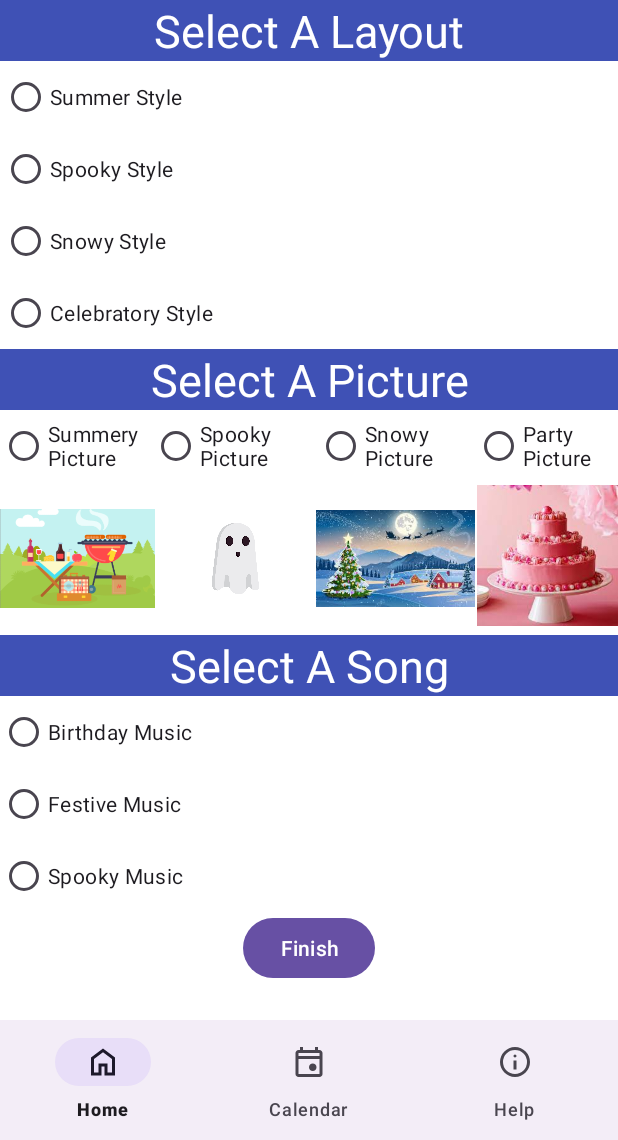
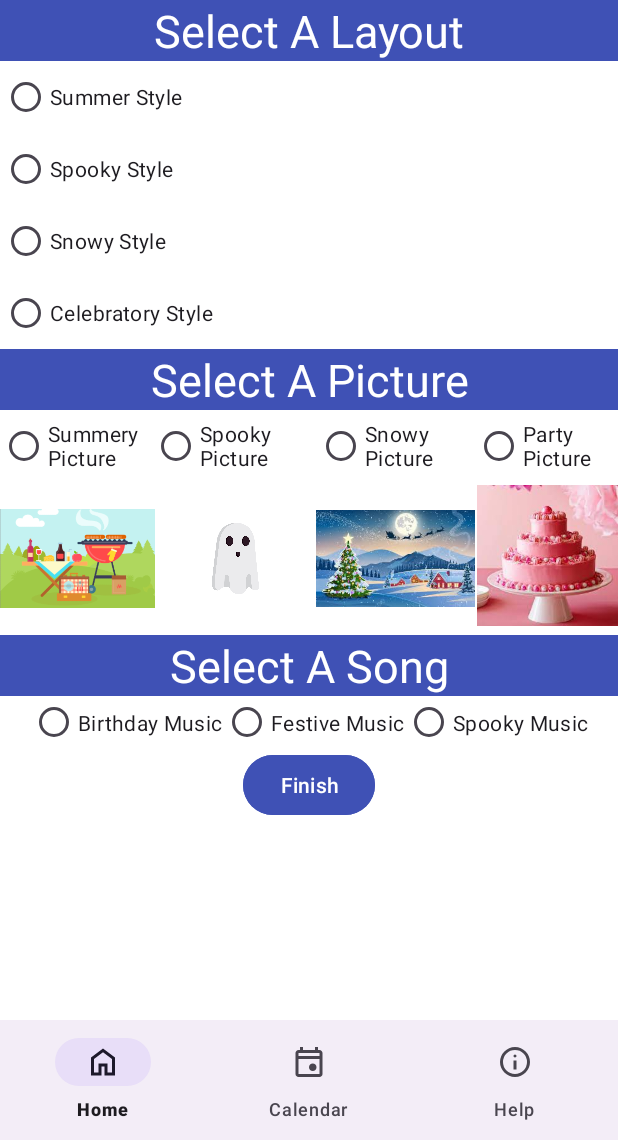
Before and after one commit to anthonyliang-8/Event-Invitation, an Android app: the fragment selectorFragment placed in its activity, on a phone screen of 412 x 824 dp, the part 96-1236 px from its top. Run offline under Robolectric (Android 15) with nearby library versions, the phone set to English and light mode, and no system bars; our stand-ins replace Room's generated code, navigation-ui; 11 statements that could not run were skipped.

Commit message:
Fixed home button issue and fixed fragment_selector layout issue

```diff
--- a/Event-Invitation-bryant/app/build.gradle.kts
+++ b/Event-Invitation-bryant/app/build.gradle.kts
@@ -34,8 +34,8 @@ android {
 
 dependencies {
     val nav_version = "2.5.2"
- //   val roomVersion = "2.4.0-alpha03"
-    val roomVersion = "2.3.0"
+    val roomVersion = "2.4.0-alpha03"   // use this version if on new mac chips
+ //   val roomVersion = "2.3.0"
     val appCompatVersion = "1.5.1"
     val lifecycleVersion = "2.3.1"
     val coreTestingVersion = "2.1.0"
--- a/Event-Invitation-bryant/app/src/main/java/com/example/event_invitation/MainActivity.java
+++ b/Event-Invitation-bryant/app/src/main/java/com/example/event_invitation/MainActivity.java
@@ -57,6 +57,9 @@ public class MainActivity extends AppCompatActivity {
         // create bottom navbar
         NavigationUI.setupWithNavController(binding.bottomNav, navController);
 
+        // returns to home on click
+        binding.bottomNav.setOnItemReselectedListener(item -> navController.popBackStack(R.id.welcomeFragment, false));
+
         //link “AppBarConfiguration” to the toolbar
         NavigationUI.setupWithNavController(materialToolbar, navController,appBarConfiguration);
     }
--- a/Event-Invitation-bryant/app/src/main/res/layout/fragment_selector.xml
+++ b/Event-Invitation-bryant/app/src/main/res/layout/fragment_selector.xml
@@ -150,27 +150,29 @@
 
     <RadioGroup
         android:id="@+id/radioGroup3"
-        android:layout_width="409dp"
+        android:layout_width="wrap_content"
         android:layout_height="wrap_content"
-        app:layout_constraintTop_toBottomOf="@+id/textView5"
-        tools:layout_editor_absoluteX="1dp">
+        android:orientation="horizontal"
+        app:layout_constraintEnd_toEndOf="parent"
+        app:layout_constraintStart_toStartOf="parent"
+        app:layout_constraintTop_toBottomOf="@+id/textView5">
 
         <RadioButton
             android:id="@+id/radioButton15"
             android:layout_width="match_parent"
-            android:layout_height="wrap_content"
+            android:layout_height="35dp"
             android:text="@string/music1" />
 
         <RadioButton
             android:id="@+id/radioButton14"
             android:layout_width="match_parent"
-            android:layout_height="wrap_content"
+            android:layout_height="35dp"
             android:text="@string/music2" />
 
         <RadioButton
             android:id="@+id/radioButton13"
             android:layout_width="match_parent"
-            android:layout_height="wrap_content"
+            android:layout_height="35dp"
             android:text="@string/music3" />
     </RadioGroup>
 
@@ -179,7 +181,7 @@
         android:layout_width="wrap_content"
         android:layout_height="wrap_content"
         android:text="@string/finish"
-        app:layout_constraintBottom_toBottomOf="parent"
+        android:backgroundTint="@color/colorPrimary"
         app:layout_constraintEnd_toEndOf="parent"
         app:layout_constraintStart_toStartOf="parent"
         app:layout_constraintTop_toBottomOf="@+id/radioGroup3" />
```
